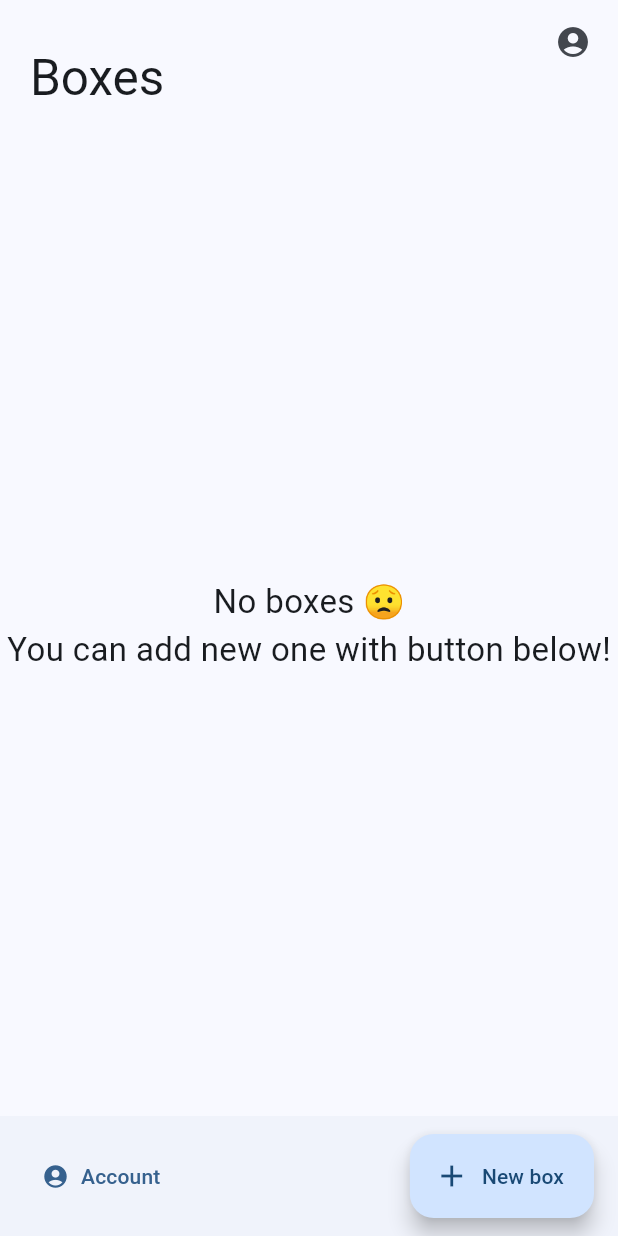
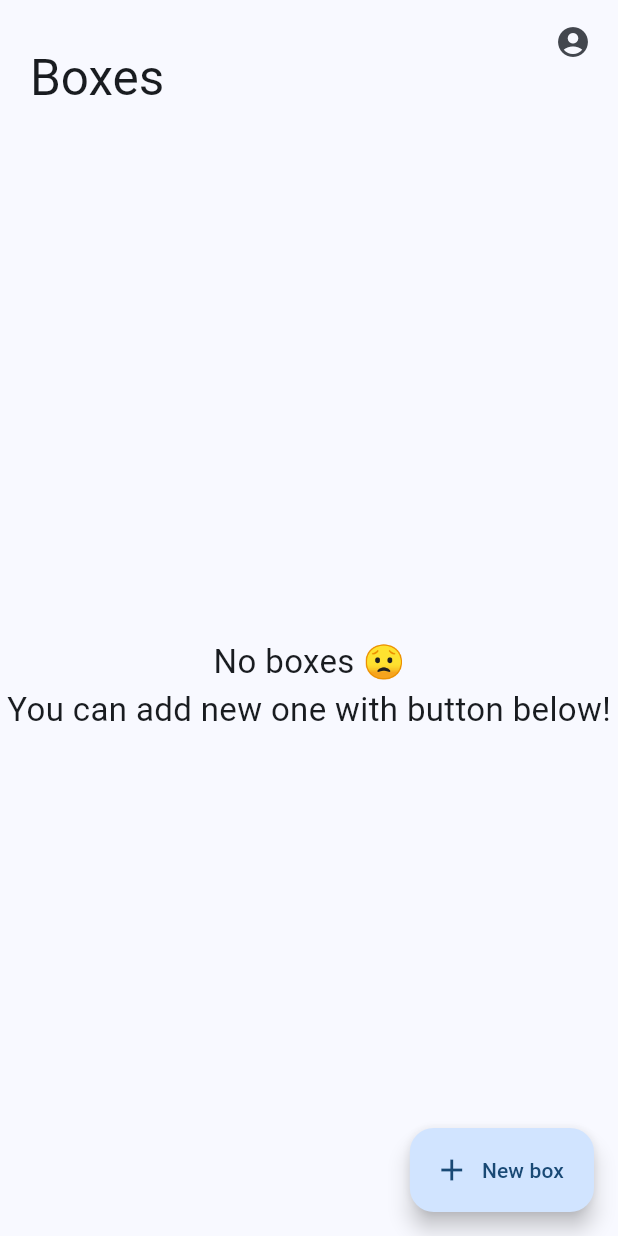
Before and after one commit to Sinneida/defood, a Flutter app: the BoxesView screen opened by its route, on a phone screen of 412 x 824 dp. Run offline on Flutter 3.47's test engine with Material 3 defaults, Android fonts, the phone set to English and light mode, and no system bars; drawn by our look-alikes of dynamic_color; our stand-ins replace device_info_plus, dio, envied, file_picker, flutter_markdown, flutter_svg and 10 more; missing offline and left inert: android_system_font, flutter_archive, flutter_logs; accounts and stored records are empty; generated files the repository leaves out were written again; Roboto replaces fonts that are missing (Gabarito).

Commit message:
remove extra bottom app bar

```diff
--- a/lib/ui/views/boxes/boxes_view.dart
+++ b/lib/ui/views/boxes/boxes_view.dart
@@ -1,4 +1,3 @@
-import 'package:defood/ui/common/ui_helpers.dart';
 import 'package:defood/ui/widgets/common/placeholder.dart';
 import 'package:flutter/material.dart';
 import 'package:stacked/stacked.dart';
@@ -56,38 +55,6 @@ class BoxesView extends StackedView<BoxesViewModel> {
         label: Text(t.boxes.add_box),
         icon: const Icon(Icons.add),
       ),
-      floatingActionButtonLocation: FloatingActionButtonLocation.endContained,
-      bottomNavigationBar: BottomAppBar(
-        color: Theme.of(context).colorScheme.surfaceTint.withAlpha(10),
-        child: Row(
-          mainAxisAlignment: MainAxisAlignment.spaceBetween,
-          children: [
-            if (viewModel.avatar == null)
-              TextButton.icon(
-                onPressed: () {},
-                icon: const Icon(Icons.account_circle),
-                label: const Text('Account'),
-              )
-            else
-              Row(
-                mainAxisAlignment: MainAxisAlignment.spaceBetween,
-                children: [
-                  CircleAvatar(
-                    radius: 16,
-                    backgroundImage: NetworkImage(viewModel.avatar!),
-                  ),
-                  horizontalSpaceSmall,
-                  const Text('Account')
-                ],
-              ),
-            TextButton.icon(
-              onPressed: () {},
-              icon: const Icon(Icons.settings),
-              label: const Text('Settings'),
-            ),
-          ],
-        ),
-      ),
     );
   }
 
```
